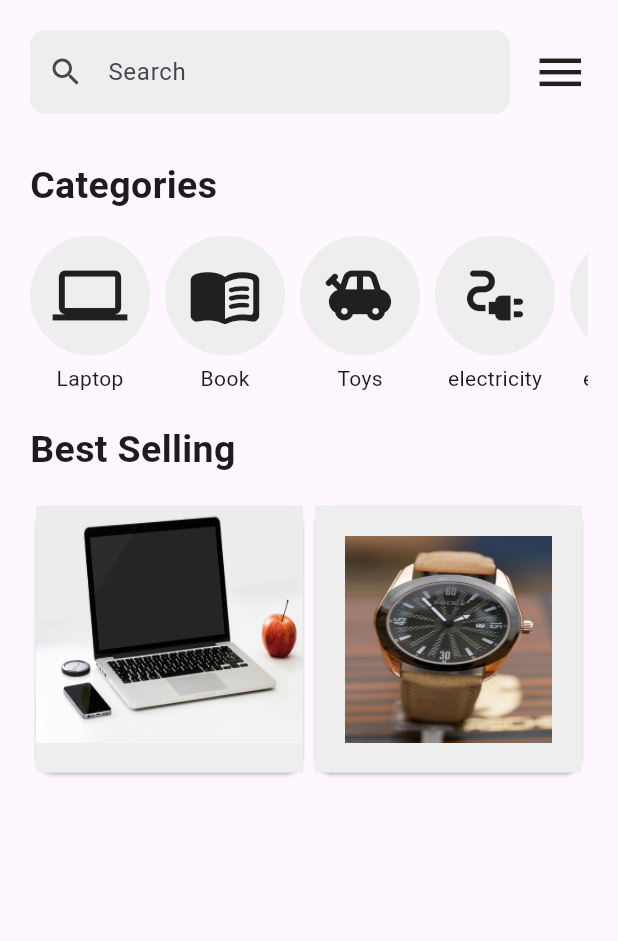
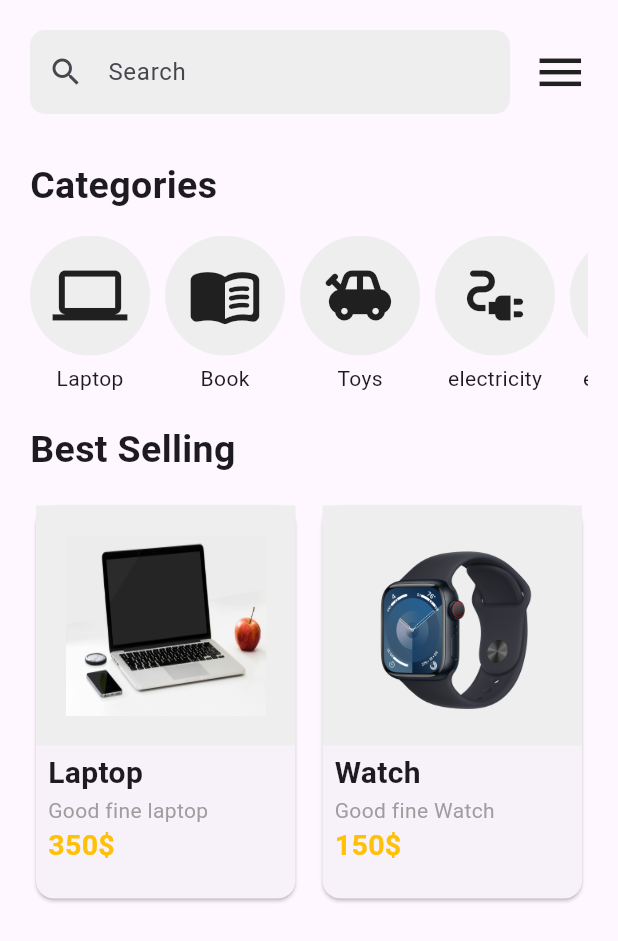
Before and after one commit to NAWR9/EcommerceUi, a Flutter app: the screen it shows after launch, on a phone screen of 412 x 824 dp. Shown: the top 941 px of the screen. Run offline on Flutter 3.47's test engine with Material 3 defaults, Android fonts, the phone set to English and light mode, and no system bars.

Commit message:
Completed the product cards

```diff
--- a/lib/homepage.dart
+++ b/lib/homepage.dart
@@ -38,14 +38,14 @@ class _HomepageState extends State<Homepage> {
               )
             ],
           ),
-          SizedBox(
+          const SizedBox(
             height: 30,
           ),
-          Text(
+          const Text(
             "Categories",
             style: TextStyle(fontWeight: FontWeight.bold, fontSize: 25),
           ),
-          SizedBox(
+          const SizedBox(
             height: 15,
           ),
           Container(
@@ -56,22 +56,22 @@ class _HomepageState extends State<Homepage> {
                 Column(
                   children: [
                     Container(
-                      padding: EdgeInsets.all(15),
+                      padding: const EdgeInsets.all(15),
                       decoration: BoxDecoration(
                           color: Colors.grey[200],
                           borderRadius: BorderRadius.circular(100)),
-                      child: Icon(
+                      child: const Icon(
                         Icons.laptop,
                         size: 50,
                       ),
                     ),
-                    SizedBox(
+                    const SizedBox(
                       height: 5,
                     ),
                     Text("Laptop")
                   ],
                 ),
-                SizedBox(width: 10),
+                const SizedBox(width: 10),
                 Column(
                   children: [
                     Container(
@@ -79,18 +79,56 @@ class _HomepageState extends State<Homepage> {
                       decoration: BoxDecoration(
                           color: Colors.grey[200],
                           borderRadius: BorderRadius.circular(100)),
-                      child: Icon(
+                      child: const Icon(
                         Icons.menu_book_rounded,
                         size: 50,
                       ),
                     ),
-                    SizedBox(
+                    const SizedBox(
                       height: 5,
                     ),
                     Text("Book")
                   ],
                 ),
+                const SizedBox(width: 10),
+                Column(
+                  children: [
+                    Container(
+                      padding: const EdgeInsets.all(15),
+                      decoration: BoxDecoration(
+                          color: Colors.grey[200],
+                          borderRadius: BorderRadius.circular(100)),
+                      child: const Icon(
+                        Icons.toys,
+                        size: 50,
+                      ),
+                    ),
+                    const SizedBox(
+                      height: 5,
+                    ),
+                    const Text("Toys")
+                  ],
+                ),
                 SizedBox(width: 10),
+                Column(
+                  children: [
+                    Container(
+                      padding: const EdgeInsets.all(15),
+                      decoration: BoxDecoration(
+                          color: Colors.grey[200],
+                          borderRadius: BorderRadius.circular(100)),
+                      child: const Icon(
+                        Icons.electrical_services,
+                        size: 50,
+                      ),
+                    ),
+                    const SizedBox(
+                      height: 5,
+                    ),
+                    Text("electricity")
+                  ],
+                ),
+                const SizedBox(width: 10),
                 Column(
                   children: [
                     Container(
@@ -98,31 +136,12 @@ class _HomepageState extends State<Homepage> {
                       decoration: BoxDecoration(
                           color: Colors.grey[200],
                           borderRadius: BorderRadius.circular(100)),
-                      child: Icon(
-                        Icons.toys,
-                        size: 50,
-                      ),
-                    ),
-                    SizedBox(
-                      height: 5,
-                    ),
-                    Text("Toys")
-                  ],
-                ),
-                SizedBox(width: 10),
-                Column(
-                  children: [
-                    Container(
-                      padding: EdgeInsets.all(15),
-                      decoration: BoxDecoration(
-                          color: Colors.grey[200],
-                          borderRadius: BorderRadius.circular(100)),
-                      child: Icon(
+                      child: const Icon(
                         Icons.electrical_services,
                         size: 50,
                       ),
                     ),
-                    SizedBox(
+                    const SizedBox(
                       height: 5,
                     ),
                     Text("electricity")
@@ -132,80 +151,123 @@ class _HomepageState extends State<Homepage> {
                 Column(
                   children: [
                     Container(
-                      padding: EdgeInsets.all(15),
+                      padding: const EdgeInsets.all(15),
                       decoration: BoxDecoration(
                           color: Colors.grey[200],
                           borderRadius: BorderRadius.circular(100)),
-                      child: Icon(
+                      child: const Icon(
                         Icons.electrical_services,
                         size: 50,
                       ),
                     ),
-                    SizedBox(
+                    const SizedBox(
                       height: 5,
                     ),
-                    Text("electricity")
+                    const Text("electricity")
                   ],
                 ),
-                SizedBox(width: 10),
-                Column(
-                  children: [
-                    Container(
-                      padding: EdgeInsets.all(15),
-                      decoration: BoxDecoration(
-                          color: Colors.grey[200],
-                          borderRadius: BorderRadius.circular(100)),
-                      child: Icon(
-                        Icons.electrical_services,
-                        size: 50,
-                      ),
-                    ),
-                    SizedBox(
-                      height: 5,
-                    ),
-                    Text("electricity")
-                  ],
-                ),
-                SizedBox(width: 10),
+                const SizedBox(width: 10),
               ],
             ),
           ),
           Container(
-            margin: EdgeInsets.symmetric(vertical: 15),
-            child: Text(
+            margin: const EdgeInsets.symmetric(vertical: 15),
+            child: const Text(
               "Best Selling",
               style: TextStyle(fontWeight: FontWeight.bold, fontSize: 25),
             ),
           ),
           GridView(
             shrinkWrap: true,
-            physics: NeverScrollableScrollPhysics(),
-            gridDelegate:
-                SliverGridDelegateWithFixedCrossAxisCount(crossAxisCount: 2),
+            physics: const NeverScrollableScrollPhysics(),
+            gridDelegate: const SliverGridDelegateWithFixedCrossAxisCount(
+              crossAxisCount: 2,
+              crossAxisSpacing: 10,
+              mainAxisExtent: 270,
+            ),
             children: [
               Card(
-                child: Container(
-                  padding: EdgeInsets.only(bottom: 20),
+                child: Column(
+                  crossAxisAlignment: CrossAxisAlignment.start,
+                  children: [
+                    Container(
+                      padding: const EdgeInsets.all(20),
                       color: Colors.grey[200],
-                  child: Image(
-                    image: AssetImage("images/Laptop.jpg"),
-                    height: 150,
+                      width: 300,
+                      child: Image.asset(
+                        "images/Laptop.jpg",
+                        height: 120,
                         fit: BoxFit.fill,
                       ),
                     ),
+                    const Padding(
+                      padding: EdgeInsets.only(left: 8, top: 4),
+                      child: Text(
+                        "Laptop",
+                        style: TextStyle(
+                            fontWeight: FontWeight.bold, fontSize: 20),
+                      ),
+                    ),
+                    const Padding(
+                      padding: EdgeInsets.only(left: 8),
+                      child: Text(
+                        "Good fine laptop",
+                        style: TextStyle(color: Colors.grey),
+                      ),
+                    ),
+                    const Padding(
+                      padding: EdgeInsets.only(left: 8),
+                      child: Text(
+                        "350\$",
+                        style: TextStyle(
+                            color: Colors.amber,
+                            fontSize: 19,
+                            fontWeight: FontWeight.bold),
+                      ),
+                    ),
+                  ],
+                ),
               ),
               Card(
-                child: Container(
-                  padding: EdgeInsets.all(20),
+                child: Column(
+                  crossAxisAlignment: CrossAxisAlignment.start,
+                  children: [
+                    Container(
+                      padding: const EdgeInsets.all(20),
                       color: Colors.grey[200],
                       width: 300,
-                  child: Image(
-                    image: AssetImage(
-                      "images/Watch.jpg",
+                      child: Image.asset(
+                        "images/Watch.png",
+                        height: 120,
+                        fit: BoxFit.fill,
                       ),
-                    fit: BoxFit.fill,
-                    height: 150,
                     ),
+                    const Padding(
+                      padding: EdgeInsets.only(left: 8, top: 4),
+                      child: Text(
+                        "Watch",
+                        style: TextStyle(
+                            fontWeight: FontWeight.bold, fontSize: 20),
+                      ),
+                    ),
+                    const Padding(
+                      padding: EdgeInsets.only(left: 8),
+                      child: Text(
+                        "Good fine Watch",
+                        style: TextStyle(color: Colors.grey),
+                      ),
+                    ),
+                    const Padding(
+                      padding: EdgeInsets.only(left: 8),
+                      child: Text(
+                        "150\$",
+                        style: TextStyle(
+                            color: Colors.amber,
+                            fontSize: 19,
+                            fontWeight: FontWeight.bold),
+                      ),
+                    ),
+                  ],
                 ),
               )
             ],
```
Also changed, not shown: images/Watch.jpg (deleted), images/Watch.png (added). Lines whose indentation alone changed are shown as unchanged.
